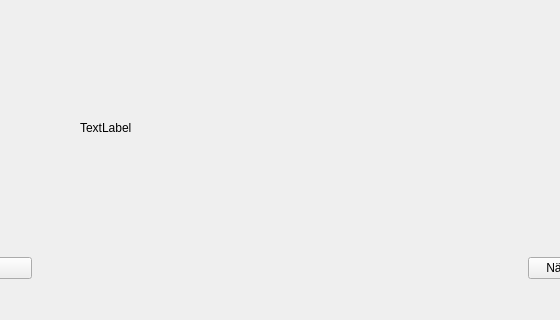
The window that frontend/menuwindow.ui (22kmo-project/group_10) describes before a commit, drawn with Qt 5; both pictures show x 123 to 683 and y 0 to 320 of the 800 by 600 pixel window.
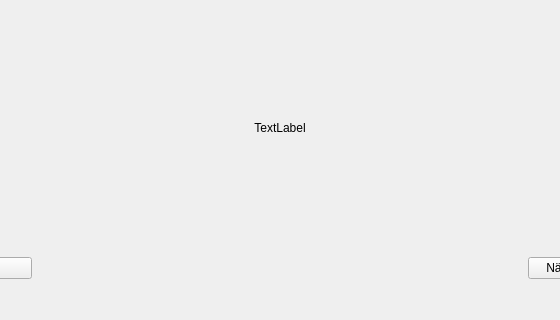
The same window after the commit.

```diff
--- a/frontend/menuwindow.ui
+++ b/frontend/menuwindow.ui
@@ -121,6 +121,9 @@
         <property name="text">
          <string>TextLabel</string>
         </property>
+        <property name="alignment">
+         <set>Qt::AlignCenter</set>
+        </property>
        </widget>
       </item>
      </layout>
```
